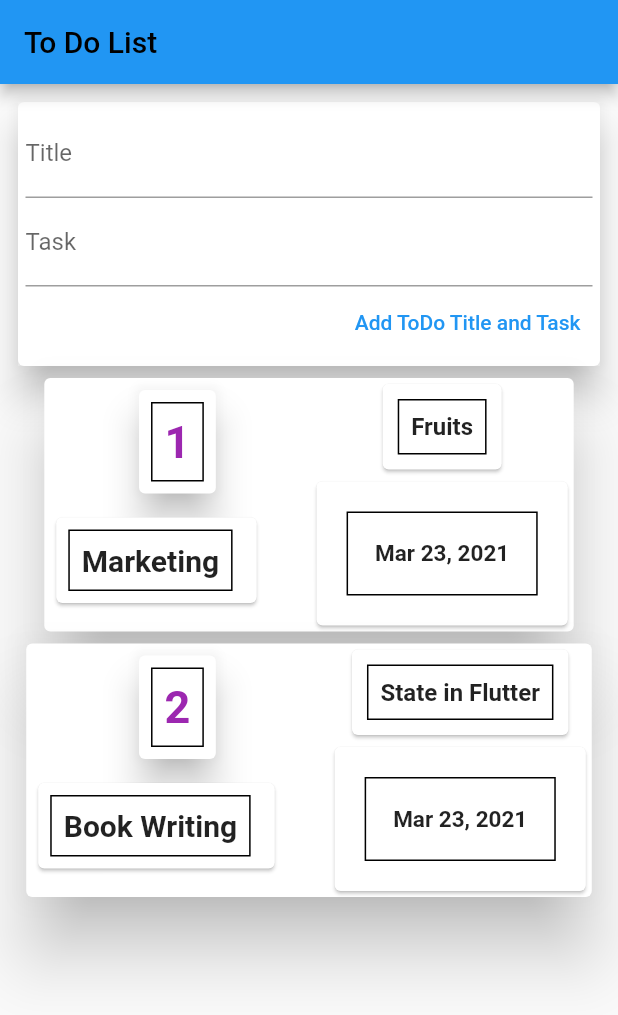
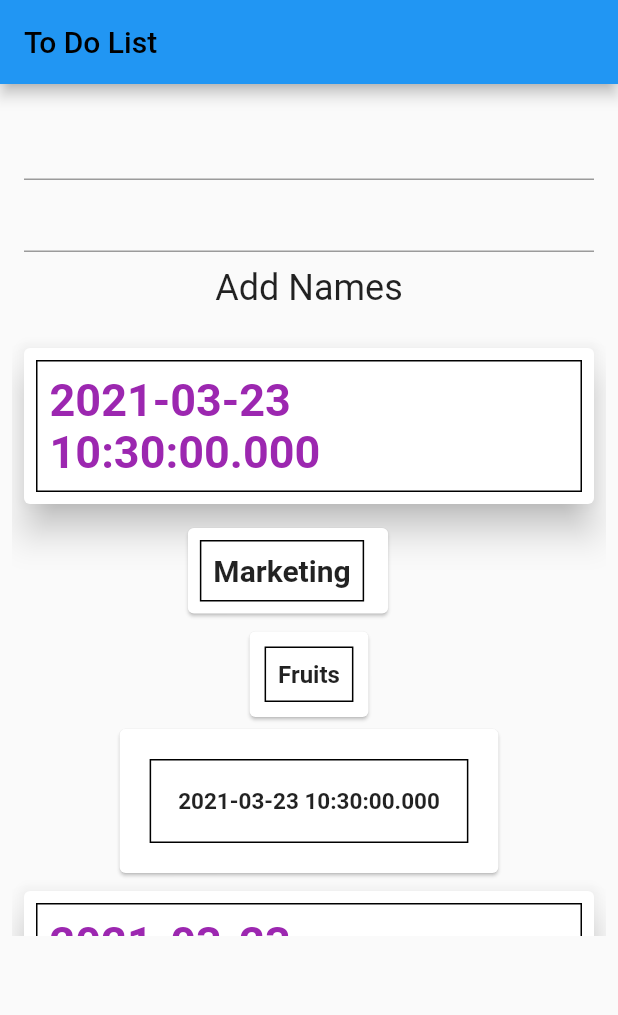
Before and after one commit to sanjibsinha/test_state, a Flutter app: the screen it shows after launch, on a phone screen of 412 x 824 dp. Shown: the top 1015 px of the screen. Run offline on Flutter 3.47's test engine with Material 2 defaults, Android fonts, the phone set to English and light mode, and no system bars.

Commit message:
working test state

```diff
--- a/lib/controller/todo/first_column.dart
+++ /dev/null
@@ -1,71 +0,0 @@
-import 'package:flutter/material.dart';
-import '../../model/to_do.dart';
-
-Column firstColumn(ToDo td) {
-  return Column(
-    children: [
-      Card(
-        elevation: 10.0,
-        margin: const EdgeInsets.all(
-          8.0,
-        ),
-        child: Container(
-          margin: const EdgeInsets.all(
-            8.0,
-          ),
-          padding: const EdgeInsets.all(
-            8.0,
-          ),
-          decoration: BoxDecoration(
-            border: Border.all(
-              color: const Color(4278190080),
-              width: 1.0,
-              style: BorderStyle.solid,
-            ),
-          ),
-          child: Text(
-            '${td.idOfToDo}',
-            style: TextStyle(
-              fontSize: 30.0,
-              fontWeight: FontWeight.bold,
-              color: Colors.purple,
-            ),
-          ),
-        ),
-      ),
-      Card(
-        margin: const EdgeInsets.only(
-          left: 8.0,
-          right: 36.0,
-          top: 8.0,
-          bottom: 8.0,
-        ),
-        child: Container(
-          margin: const EdgeInsets.only(
-            left: 8.0,
-            right: 16.0,
-            top: 8.0,
-            bottom: 8.0,
-          ),
-          padding: const EdgeInsets.all(
-            8.0,
-          ),
-          decoration: BoxDecoration(
-            border: Border.all(
-              color: const Color(4278190080),
-              width: 1.0,
-              style: BorderStyle.solid,
-            ),
-          ),
-          child: Text(
-            '${td.title}',
-            style: TextStyle(
-              fontSize: 20.0,
-              fontWeight: FontWeight.bold,
-            ),
-          ),
-        ),
-      ),
-    ],
-  );
-}
--- /dev/null
+++ b/lib/controller/todo/getting_todo_list.dart
@@ -0,0 +1,140 @@
+import 'package:flutter/material.dart';
+import '../../model/to_do.dart';
+
+class GettingToDoList extends StatelessWidget {
+  final List<ToDo> tdl;
+  GettingToDoList(this.tdl);
+
+  @override
+  Widget build(BuildContext context) {
+    return Container(
+      height: 400,
+      child: ListView.builder(
+        itemBuilder: (context, index) {
+          return Column(
+            children: [
+              Column(
+                children: [
+                  Card(
+                    elevation: 10.0,
+                    margin: const EdgeInsets.all(
+                      8.0,
+                    ),
+                    child: Container(
+                      margin: const EdgeInsets.all(
+                        8.0,
+                      ),
+                      padding: const EdgeInsets.all(
+                        8.0,
+                      ),
+                      decoration: BoxDecoration(
+                        border: Border.all(
+                          color: const Color(4278190080),
+                          width: 1.0,
+                          style: BorderStyle.solid,
+                        ),
+                      ),
+                      child: Text(
+                        tdl[index].id,
+                        style: TextStyle(
+                          fontSize: 30.0,
+                          fontWeight: FontWeight.bold,
+                          color: Colors.purple,
+                        ),
+                      ),
+                    ),
+                  ),
+                  Card(
+                    margin: const EdgeInsets.only(
+                      left: 8.0,
+                      right: 36.0,
+                      top: 8.0,
+                      bottom: 8.0,
+                    ),
+                    child: Container(
+                      margin: const EdgeInsets.only(
+                        left: 8.0,
+                        right: 16.0,
+                        top: 8.0,
+                        bottom: 8.0,
+                      ),
+                      padding: const EdgeInsets.all(
+                        8.0,
+                      ),
+                      decoration: BoxDecoration(
+                        border: Border.all(
+                          color: const Color(4278190080),
+                          width: 1.0,
+                          style: BorderStyle.solid,
+                        ),
+                      ),
+                      child: Text(
+                        tdl[index].title,
+                        style: TextStyle(
+                          fontSize: 20.0,
+                          fontWeight: FontWeight.bold,
+                        ),
+                      ),
+                    ),
+                  ),
+                ],
+              ),
+              Card(
+                child: Container(
+                  margin: const EdgeInsets.all(10),
+                  padding: const EdgeInsets.all(
+                    8.0,
+                  ),
+                  decoration: BoxDecoration(
+                    border: Border.all(
+                      color: const Color(4278190080),
+                      width: 1.0,
+                      style: BorderStyle.solid,
+                    ),
+                  ),
+                  child: Text(
+                    tdl[index].task,
+                    style: TextStyle(
+                      fontSize: 16.0,
+                      fontWeight: FontWeight.bold,
+                    ),
+                  ),
+                ),
+              ),
+              Card(
+                child: Container(
+                  margin: const EdgeInsets.all(
+                    20.0,
+                  ),
+                  padding: const EdgeInsets.all(
+                    18.0,
+                  ),
+                  decoration: BoxDecoration(
+                    border: Border.all(
+                      color: const Color(4278190080),
+                      width: 1.0,
+                      style: BorderStyle.solid,
+                    ),
+                  ),
+                  child: Text(tdl[index].date.toString(),
+                      style: TextStyle(
+                        fontSize: 15.0,
+                        fontWeight: FontWeight.bold,
+                      )),
+                ),
+              ),
+            ],
+          );
+        },
+        itemCount: tdl.length,
+      ),
+    );
+  }
+}
+/**
+ *
+ * Text(tdl[index].id.toString()),
+              Text(tdl[index].title),
+              Text(tdl[index].task),
+              Text(tdl[index].date.toString()),
+ */
--- /dev/null
+++ b/lib/controller/todo/new_todo.dart
@@ -0,0 +1,41 @@
+import 'package:flutter/material.dart';
+
+class NewToDo extends StatelessWidget {
+  NewToDo({Key key, this.addTodo}) : super(key: key);
+
+  final Function addTodo;
+
+  final titleController = TextEditingController();
+  final taskController = TextEditingController();
+
+  @override
+  Widget build(BuildContext context) {
+    return Card(
+      elevation: 10,
+      child: Container(
+        padding: EdgeInsets.all(5),
+        color: Colors.white24,
+        child: Column(
+          crossAxisAlignment: CrossAxisAlignment.end,
+          children: [
+            TextField(
+              controller: titleController,
+            ),
+            TextField(
+              controller: taskController,
+            ),
+            TextButton(
+              onPressed: () {
+                addTodo(
+                  titleController.text,
+                  taskController.text,
+                );
+              },
+              child: Text('Add ToDo Title and Task'),
+            ),
+          ],
+        ),
+      ),
+    );
+  }
+}
--- a/lib/controller/todo/second_column.dart
+++ /dev/null
@@ -1,54 +0,0 @@
-import 'package:flutter/material.dart';
-import 'package:intl/intl.dart';
-import '../../model/to_do.dart';
-
-Column secondColumn(ToDo td) {
-  return Column(
-    children: [
-      Card(
-        child: Container(
-          margin: const EdgeInsets.all(10),
-          padding: const EdgeInsets.all(
-            8.0,
-          ),
-          decoration: BoxDecoration(
-            border: Border.all(
-              color: const Color(4278190080),
-              width: 1.0,
-              style: BorderStyle.solid,
-            ),
-          ),
-          child: Text(
-            '${td.task}',
-            style: TextStyle(
-              fontSize: 16.0,
-              fontWeight: FontWeight.bold,
-            ),
-          ),
-        ),
-      ),
-      Card(
-        child: Container(
-          margin: const EdgeInsets.all(
-            20.0,
-          ),
-          padding: const EdgeInsets.all(
-            18.0,
-          ),
-          decoration: BoxDecoration(
-            border: Border.all(
-              color: const Color(4278190080),
-              width: 1.0,
-              style: BorderStyle.solid,
-            ),
-          ),
-          child: Text(DateFormat.yMMMd().format(td.date),
-              style: TextStyle(
-                fontSize: 15.0,
-                fontWeight: FontWeight.bold,
-              )),
-        ),
-      ),
-    ],
-  );
-}
--- /dev/null
+++ b/lib/controller/todo/taking_inputs.dart
@@ -0,0 +1,34 @@
+import 'package:flutter/material.dart';
+
+class TakingInputs extends StatelessWidget {
+  TakingInputs({Key key, this.addNames}) : super(key: key);
+
+  final firstController = TextEditingController();
+  final secondController = TextEditingController();
+
+  final Function addNames;
+
+  @override
+  Widget build(BuildContext context) {
+    return Container(
+      padding: EdgeInsets.all(8),
+      child: Column(
+        children: [
+          TextField(
+            controller: firstController,
+          ),
+          TextField(
+            controller: secondController,
+          ),
+          TextButton(
+              onPressed: () =>
+                  addNames(firstController.text, secondController.text),
+              child: Text(
+                'Add Names',
+                style: Theme.of(context).textTheme.headline5,
+              )),
+        ],
+      ),
+    );
+  }
+}
--- a/lib/controller/todo/text_field_method.dart
+++ /dev/null
@@ -1,39 +0,0 @@
-import 'package:flutter/material.dart';
-
-Card textFieldMethod(String inputTitle, String inputTask) {
-  return Card(
-    elevation: 10,
-    child: Container(
-      padding: EdgeInsets.all(5),
-      color: Colors.white24,
-      child: Column(
-        crossAxisAlignment: CrossAxisAlignment.end,
-        children: [
-          TextField(
-            decoration: InputDecoration(
-              labelText: 'Title',
-            ),
-            onChanged: (title) {
-              inputTitle = title;
-            },
-          ),
-          TextField(
-            decoration: InputDecoration(
-              labelText: 'Task',
-            ),
-            onChanged: (task) {
-              inputTask = task;
-            },
-          ),
-          TextButton(
-            onPressed: () {
-              print(inputTitle);
-              print(inputTask);
-            },
-            child: Text('Add ToDo Title and Task'),
-          ),
-        ],
-      ),
-    ),
-  );
-}
--- a/lib/model/to_do.dart
+++ b/lib/model/to_do.dart
@@ -1,12 +1,12 @@
 class ToDo {
-  final int idOfToDo;
+  final String id;
   final String title;
   //final List<String> task;
   final String task;
   final DateTime date;
 
   ToDo({
-    this.idOfToDo,
+    this.id,
     this.title,
     this.task,
     this.date,
--- a/lib/view/todo_main_view.dart
+++ b/lib/view/todo_main_view.dart
@@ -1,7 +1,7 @@
 import 'package:flutter/material.dart';
-import '../controller/todo/text_field_method.dart';
-import '../controller/todo/first_column.dart';
-import '../controller/todo/second_column.dart';
+import 'package:test_state/controller/todo/taking_inputs.dart';
+import '../controller/todo/getting_todo_list.dart';
+import '../controller/todo/new_todo.dart';
 import '../model/to_do.dart';
 
 class ToDoMain extends StatelessWidget {
@@ -29,51 +29,74 @@ class ToDoMainFirst extends StatelessWidget {
           style: TextStyle(color: Colors.black),
         ),
       ),
-      body: ToDoMainView(),
+      body: TestToDo(),
     );
   }
 }
 
-class ToDoMainView extends StatelessWidget {
-  const ToDoMainView({Key key}) : super(key: key);
+class TestToDo extends StatefulWidget {
+  TestToDo({Key key}) : super(key: key);
+
+  @override
+  _TestToDoState createState() => _TestToDoState();
+}
+
+class _TestToDoState extends State<TestToDo> {
   @override
   Widget build(BuildContext context) {
+    return Container(
+      child: ToDoMainView(),
+    );
+  }
+}
+
+class ToDoMainView extends StatefulWidget {
+  const ToDoMainView({Key key}) : super(key: key);
+
+  @override
+  _ToDoMainViewState createState() => _ToDoMainViewState();
+}
+
+class _ToDoMainViewState extends State<ToDoMainView> {
   final List<ToDo> todoList = [
     ToDo(
-        idOfToDo: 1,
+      id: DateTime.now().toString(),
       title: 'Marketing',
       task: 'Fruits',
       // task: ['Fruits', 'Busicuits', 'Vaegetables', 'Groceries'],
       date: DateTime.now(),
     ),
     ToDo(
-        idOfToDo: 2,
+      id: DateTime.now().toString(),
       title: 'Book Writing',
       task: 'State in Flutter',
       // task: ['State in Flutter', 'Immutable Flutter'],
       date: DateTime.now(),
     ),
   ];
-    String inputTitle;
-    String inputTask;
+
+  void addToDoList(String inputTxTile, String inputTxTask) {
+    final inputText = ToDo(
+      id: DateTime.now().toString(),
+      title: inputTxTile,
+      task: inputTxTask,
+      date: DateTime.now(),
+    );
+    setState(() {
+      todoList.add(inputText);
+    });
+  }
+
+  @override
+  Widget build(BuildContext context) {
     return Padding(
       padding: const EdgeInsets.all(8.0),
       child: ListView(
         children: [
-          textFieldMethod(inputTitle, inputTask),
-          Column(
-            children: todoList.map((td) {
-              return Card(
-                elevation: 20.0,
-                child: Wrap(
-                  children: [
-                    firstColumn(td),
-                    secondColumn(td),
-                  ],
+          TakingInputs(
+            addNames: addToDoList,
           ),
-              );
-            }).toList(),
-          ),
+          GettingToDoList(todoList),
         ],
       ),
     );
```
Lines whose indentation alone changed are shown as unchanged.
